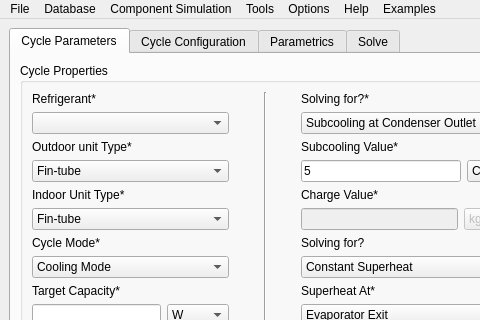
Before: the Qt Designer form ui_files/MainWindow.ui in OmarZaki96/EGSim, drawn with Qt 5; both pictures show x 0 to 480 and y 0 to 320 of the 1017 by 925 pixel window.
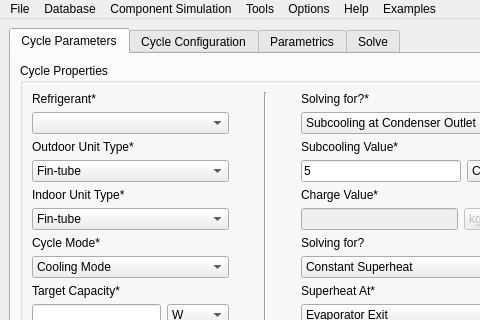
After: the same form once the commit is applied.

What changed in the file:
```diff
--- a/ui_files/MainWindow.ui
+++ b/ui_files/MainWindow.ui
@@ -57,7 +57,7 @@
                  <item>
                   <widget class="QLabel" name="Condenser_type_label">
                    <property name="text">
-                    <string>Outdoor unit Type*</string>
+                    <string>Outdoor Unit Type*</string>
                    </property>
                   </widget>
                  </item>
```
